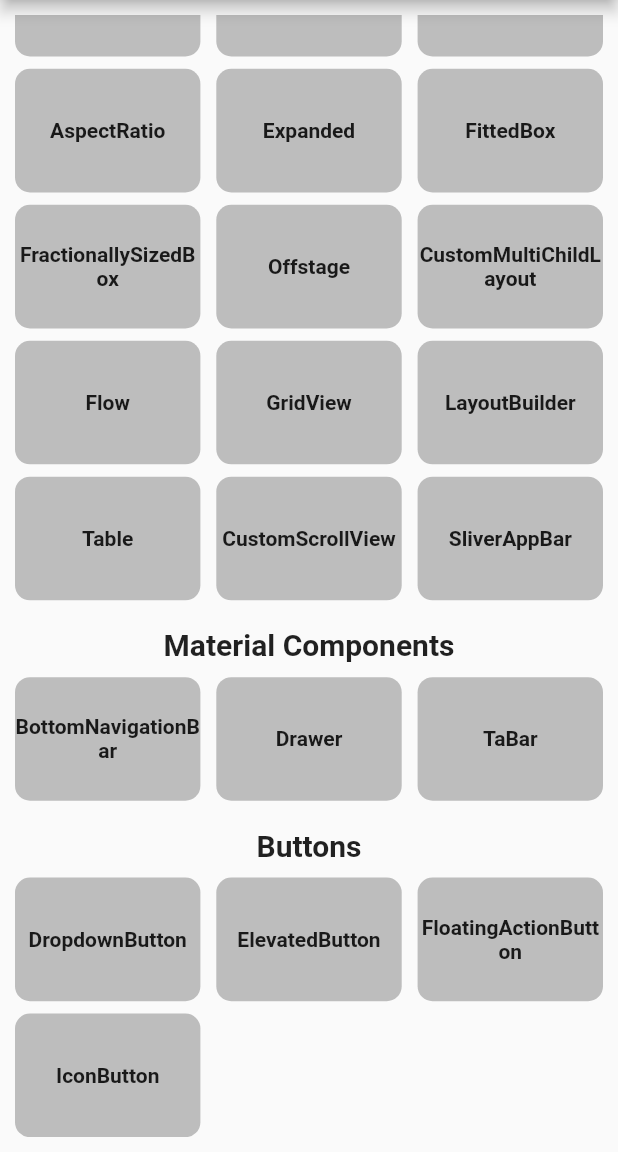
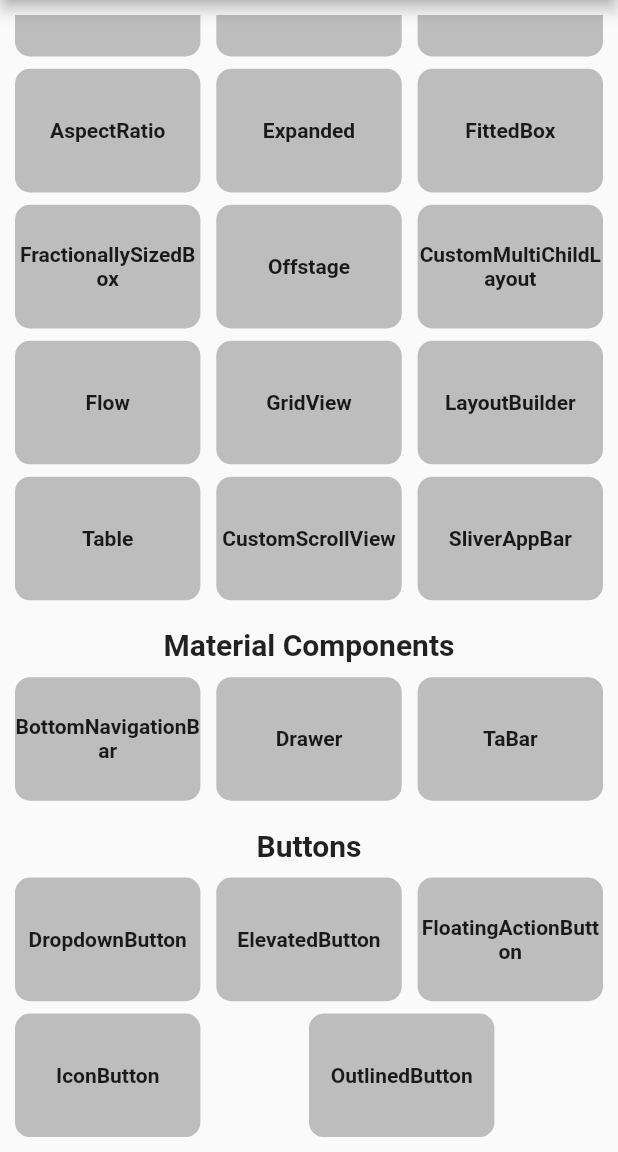
Before and after one commit to Bhargav5365/Flutter-widgets, a Flutter app: the screen it shows after launch, scrolled down 1591 dp, on a phone screen of 412 x 824 dp, the part 84-1236 px from its top. Run offline on Flutter 3.47's test engine with Material 2 defaults, Android fonts, the phone set to English and light mode, and no system bars.

Commit message:
OutlinedButton

```diff
--- a/lib/Home.dart
+++ b/lib/Home.dart
@@ -9,6 +9,7 @@ import 'package:flutter_widgets/Material%20Components/Buttons/DropdownButton.dar
 import 'package:flutter_widgets/Material%20Components/Buttons/ElevatedButton.dart';
 import 'package:flutter_widgets/Material%20Components/Buttons/FloatingActionButton.dart';
 import 'package:flutter_widgets/Material%20Components/Buttons/IconButton.dart';
+import 'package:flutter_widgets/Material%20Components/Buttons/OutlinedButton.dart';
 import 'package:flutter_widgets/Material%20Components/Drawer.dart';
 import 'package:flutter_widgets/Material%20Components/TabBar.dart';
 import 'package:flutter_widgets/practice/AbsorbPointer.dart';
@@ -2164,6 +2165,33 @@ class _HomeState extends State<Home> {
                       ),
                     ),
                     Spacer(),
+                    GestureDetector(
+                      onTap: () {
+                        Navigator.push(
+                          context,
+                          MaterialPageRoute(
+                            builder: (context) => CCCC(),
+                          ),
+                        );
+                        print('daf');
+                      },
+                      child: Container(
+                        height: screenSize.height * 0.1,
+                        width: screenSize.width * 0.3,
+                        decoration: BoxDecoration(
+                          color: Colors.grey[400],
+                          borderRadius: BorderRadius.all(
+                            Radius.circular(10),
+                          ),
+                        ),
+                        child: Center(
+                          child: Text('OutlinedButton',
+                              textAlign: TextAlign.center,
+                              style: TextStyle(fontWeight: FontWeight.bold)),
+                        ),
+                      ),
+                    ),
+                    Spacer(),
                   ],
                 ),
               ],
```
Also changed, not shown: lib/Material Components/Buttons/OutlinedButton.dart (added, +21 -0 lines).
